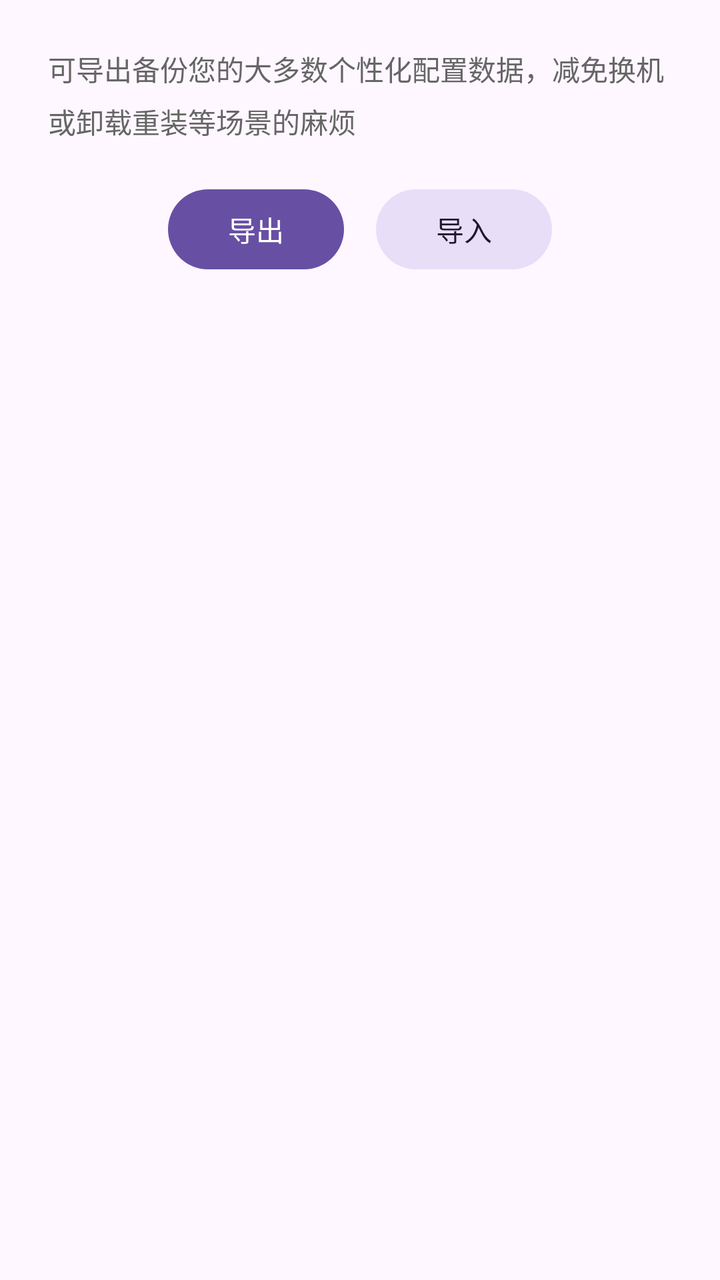
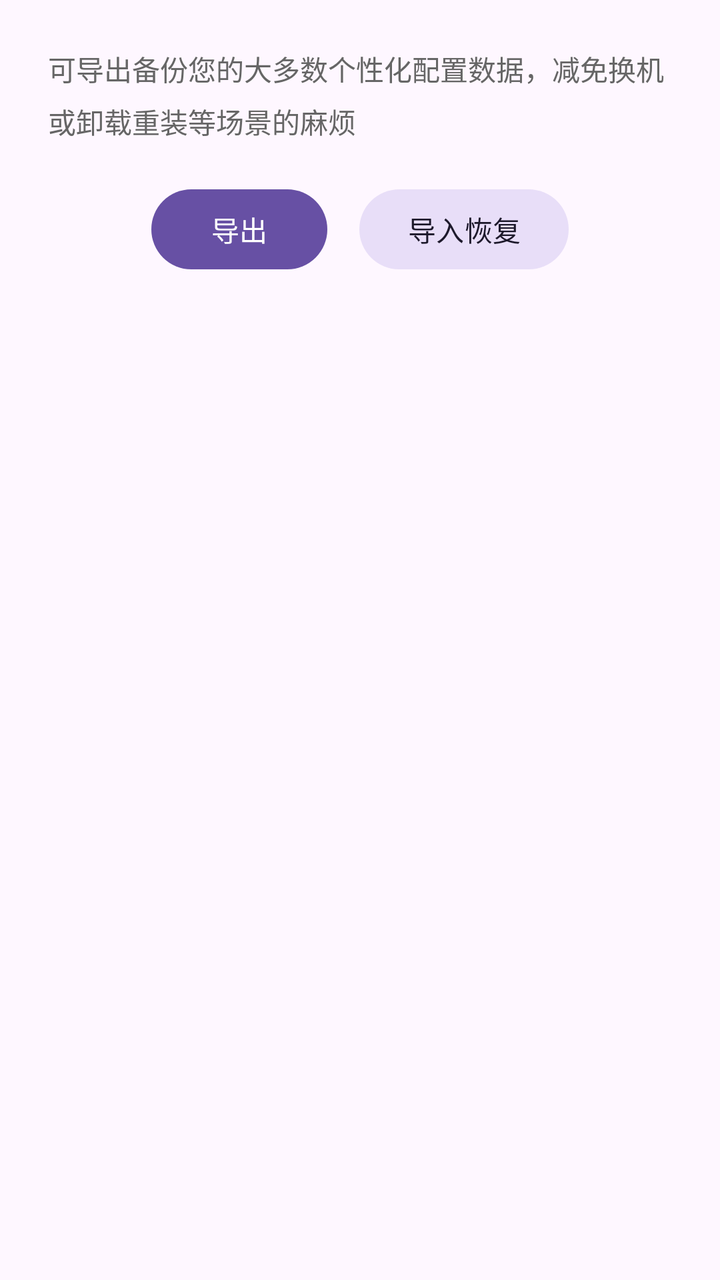

Compare the two renders of this Android layout. The source of the first and the diff that turns it into the second are given below.
<!-- AndroidManifest.xml: application theme Theme.Basic -->
<!-- res/layout/dialog_backup.xml -->
<?xml version="1.0" encoding="utf-8"?>
<LinearLayout xmlns:android="http://schemas.android.com/apk/res/android"
    xmlns:app="http://schemas.android.com/apk/res-auto"
    android:layout_width="match_parent"
    android:layout_height="wrap_content"
    android:orientation="vertical"
    android:padding="24dp">

    <TextView
        android:layout_width="match_parent"
        android:layout_height="wrap_content"
        android:layout_marginBottom="20dp"
        android:text="可导出备份您的大多数个性化配置数据，减免换机或卸载重装等场景的麻烦"
        android:textColor="#666666"
        android:textSize="14sp"
        android:lineSpacingMultiplier="1.3" />

    <LinearLayout
        android:layout_width="match_parent"
        android:layout_height="wrap_content"
        android:orientation="horizontal"
        android:gravity="center">

        <Button
            android:id="@+id/btn_backup_export"
            android:layout_width="wrap_content"
            android:layout_height="wrap_content"
            android:layout_marginEnd="16dp"
            android:text="导出"
            style="@style/Widget.Material3.Button" />

        <Button
            android:id="@+id/btn_backup_import"
            android:layout_width="wrap_content"
            android:layout_height="wrap_content"
            android:text="导入"
            style="@style/Widget.Material3.Button.TonalButton" />

    </LinearLayout>

</LinearLayout>
<!-- resources referenced by this layout -->
<resources>
  <style name="Theme.Basic" parent="Base.Theme.Basic" />
  <style name="Base.Theme.Basic" parent="Theme.Material3.DayNight.NoActionBar">
          
          
      </style>
</resources>

<!-- the commit's change to res/layout/dialog_backup.xml (unified diff, before → after) -->
@@ -33,7 +33,7 @@
             android:id="@+id/btn_backup_import"
             android:layout_width="wrap_content"
             android:layout_height="wrap_content"
-            android:text="导入"
+            android:text="导入恢复"
             style="@style/Widget.Material3.Button.TonalButton" />
 
     </LinearLayout>
